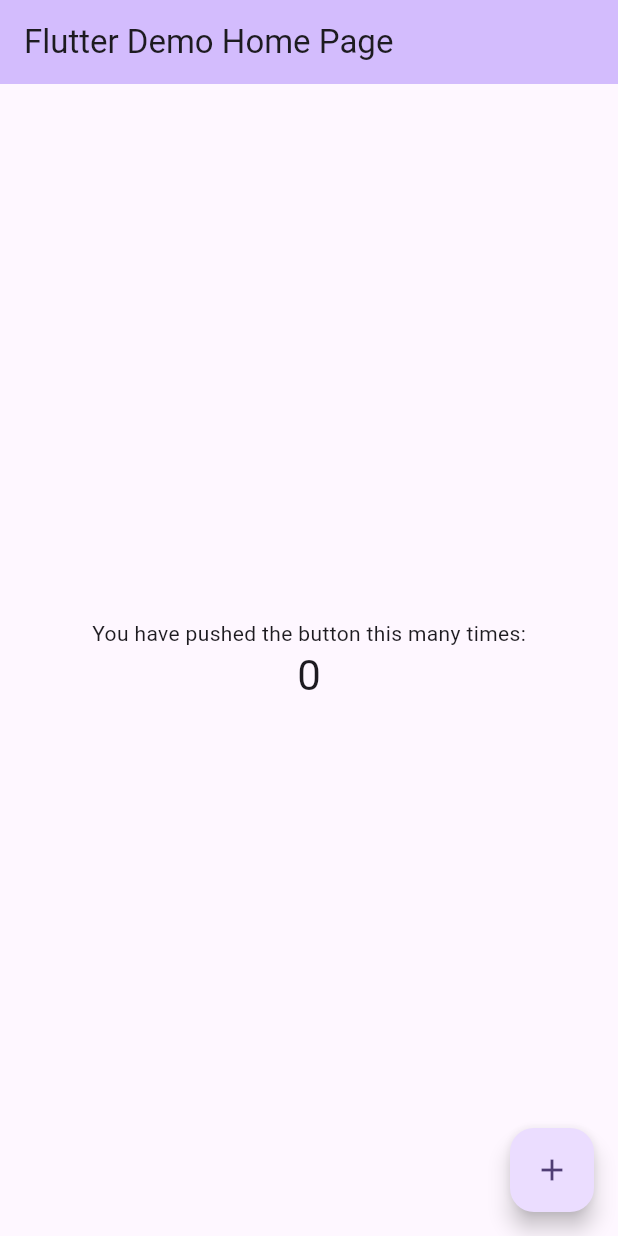
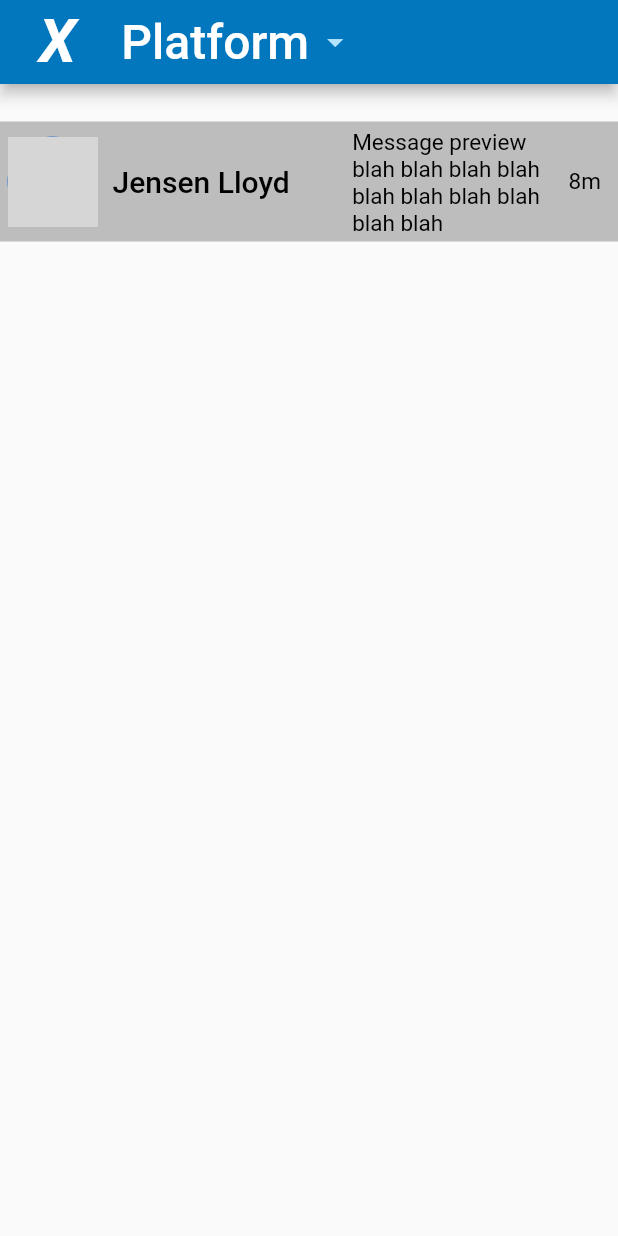
Before and after one commit to jensen-lloyd/X, a Flutter app: the screen it shows after launch, on a phone screen of 412 x 824 dp. Run offline on Flutter 3.47's test engine with Material 2 defaults, Android fonts, the phone set to English and light mode, and no system bars; network calls fail; grey boxes are pictures that could not be loaded.

Commit message:
Started building message menu

```diff
--- a/lib/main.dart
+++ b/lib/main.dart
@@ -1,125 +1,148 @@
 import 'package:flutter/material.dart';
 
-void main() {
-  runApp(const MyApp());
+void main()
+{
+    runApp(MaterialApp(
+            home: Home(),
+            ));
 }
 
-class MyApp extends StatelessWidget {
-  const MyApp({super.key});
 
-  // This widget is the root of your application.
-  @override
-  Widget build(BuildContext context) {
-    return MaterialApp(
-      title: 'Flutter Demo',
-      theme: ThemeData(
-        // This is the theme of your application.
-        //
-        // TRY THIS: Try running your application with "flutter run". You'll see
-        // the application has a blue toolbar. Then, without quitting the app,
-        // try changing the seedColor in the colorScheme below to Colors.green
-        // and then invoke "hot reload" (save your changes or press the "hot
-        // reload" button in a Flutter-supported IDE, or press "r" if you used
-        // the command line to start the app).
-        //
-        // Notice that the counter didn't reset back to zero; the application
-        // state is not lost during the reload. To reset the state, use hot
-        // restart instead.
-        //
-        // This works for code too, not just values: Most code changes can be
-        // tested with just a hot reload.
-        colorScheme: ColorScheme.fromSeed(seedColor: Colors.deepPurple),
-        useMaterial3: true,
-      ),
-      home: const MyHomePage(title: 'Flutter Demo Home Page'),
-    );
-  }
+class Home extends StatelessWidget
+{
+    @override
+    Widget build(BuildContext context)
+    {
+        return Scaffold(
+                appBar: AppBar(
+                    title: Row(
+                        mainAxisAlignment: MainAxisAlignment.start,
+                        children: [
+                            Padding(
+                                padding: EdgeInsets.only(left: 10),
+                                child: Text(
+                                       'X',
+                                       style: TextStyle(
+                                           fontWeight: FontWeight.bold,
+                                           fontStyle: FontStyle.italic,
+                                           fontSize: 40,
+                                           ),
+                                       ),
+                                ),
+
+                            Padding(
+                                padding: EdgeInsets.only(left: 30),
+                                child: Text(
+                                       'Platform',
+                                       style: TextStyle(
+                                           fontSize: 32,
+                                           ),
+                                       ),
+                            ),
+
+
+                            Padding(
+                                padding: EdgeInsets.only(left: 5),
+                                child: Icon(
+                                    Icons.arrow_drop_down,
+                                    size: 25,
+                                    color: Colors.lightBlue[100],
+                                    ),
+                                ),
+                        ],
+                    ),
+
+                    centerTitle: false,
+                    backgroundColor: Colors.lightBlue[800],
+                ),
+
+
+
+
+
+                body: Column(
+
+
+                	  children: [
+                        Container(
+			                //padding: EdgeInsets.fromLTRB(5, 10, 0, 10),
+			                margin: EdgeInsets.fromLTRB(0, 25, 0, 0),
+			                color: Colors.grey[400],
+			                height: 80,
+			                child: Row(
+				                //mainAxisAlignment: MainAxisAlignment.spaceBetween,
+				                children:
+				                [
+				                    //Avatar
+					                Container(
+				                        padding: EdgeInsets.fromLTRB(5, 10, 0, 10),
+						                margin: EdgeInsets.fromLTRB(0, 0, 0, 0),
+						                child: CircleAvatar(
+							                radius: 30,
+							                backgroundImage: Image.network('https://cdn.discordapp.com/avatars/579611812581081089/a2a4147ba689572077ef9ef1ca221cf4.webp?size=128').image,
+				                        ),
+				                    ),
+
+					                //Name
+					                Container(
+				                        padding: EdgeInsets.fromLTRB(10, 10, 0, 10),
+						                margin: EdgeInsets.fromLTRB(0, 0, 0, 0),
+						                width: (MediaQuery.of(context).size.width)*0.4,
+						                child: Text(
+						                    'Jensen Lloyd',
+						                    style: TextStyle(
+						                        fontWeight: FontWeight.w500,
+						                        fontSize: 20,
+						                        color: Colors. black,
+						                    ),
+						                    softWrap: true,
+					                        overflow: TextOverflow.ellipsis,
+					                    ),
+				                    ),
+
+				                    //Message preview
+				                    Container(
+				                        padding: EdgeInsets.fromLTRB(5, 5, 0, 5),
+						                margin: EdgeInsets.fromLTRB(0, 0, 0, 0),
+						                width: (MediaQuery.of(context).size.width)*0.35,
+					                    child: Text(
+					                        'Message preview blah blah blah blah blah blah blah blah blah blah ',
+					                        style: TextStyle(
+					                            fontWeight: FontWeight.w400,
+					                            fontSize: 15,
+					                            color: Colors. black,
+					                        ),
+					                        softWrap: true,
+					                        overflow: TextOverflow.clip,
+					                    ),
+				                    ),
+
+				                    //Message age
+				                    Container(
+				                        padding: EdgeInsets.fromLTRB(5, 0, 0, 0),
+						                margin: EdgeInsets.fromLTRB(0, 0, 5, 0),
+						                child: Text(
+						                    '8m',
+						                    style: TextStyle(
+						                        fontWeight: FontWeight.w400,
+						                        fontSize: 15,
+						                        color: Colors. black,
+						                    ),
+					                    ),
+				                    ),
+
+
+				                ],
+
+
+			                ),
+		                ),
+
+
+		                ],
+                    ),
+
+
+            );
+    }
 }
-
-class MyHomePage extends StatefulWidget {
-  const MyHomePage({super.key, required this.title});
-
-  // This widget is the home page of your application. It is stateful, meaning
-  // that it has a State object (defined below) that contains fields that affect
-  // how it looks.
-
-  // This class is the configuration for the state. It holds the values (in this
-  // case the title) provided by the parent (in this case the App widget) and
-  // used by the build method of the State. Fields in a Widget subclass are
-  // always marked "final".
-
-  final String title;
-
-  @override
-  State<MyHomePage> createState() => _MyHomePageState();
-}
-
-class _MyHomePageState extends State<MyHomePage> {
-  int _counter = 0;
-
-  void _incrementCounter() {
-    setState(() {
-      // This call to setState tells the Flutter framework that something has
-      // changed in this State, which causes it to rerun the build method below
-      // so that the display can reflect the updated values. If we changed
-      // _counter without calling setState(), then the build method would not be
-      // called again, and so nothing would appear to happen.
-      _counter++;
-    });
-  }
-
-  @override
-  Widget build(BuildContext context) {
-    // This method is rerun every time setState is called, for instance as done
-    // by the _incrementCounter method above.
-    //
-    // The Flutter framework has been optimized to make rerunning build methods
-    // fast, so that you can just rebuild anything that needs updating rather
-    // than having to individually change instances of widgets.
-    return Scaffold(
-      appBar: AppBar(
-        // TRY THIS: Try changing the color here to a specific color (to
-        // Colors.amber, perhaps?) and trigger a hot reload to see the AppBar
-        // change color while the other colors stay the same.
-        backgroundColor: Theme.of(context).colorScheme.inversePrimary,
-        // Here we take the value from the MyHomePage object that was created by
-        // the App.build method, and use it to set our appbar title.
-        title: Text(widget.title),
-      ),
-      body: Center(
-        // Center is a layout widget. It takes a single child and positions it
-        // in the middle of the parent.
-        child: Column(
-          // Column is also a layout widget. It takes a list of children and
-          // arranges them vertically. By default, it sizes itself to fit its
-          // children horizontally, and tries to be as tall as its parent.
-          //
-          // Column has various properties to control how it sizes itself and
-          // how it positions its children. Here we use mainAxisAlignment to
-          // center the children vertically; the main axis here is the vertical
-          // axis because Columns are vertical (the cross axis would be
-          // horizontal).
-          //
-          // TRY THIS: Invoke "debug painting" (choose the "Toggle Debug Paint"
-          // action in the IDE, or press "p" in the console), to see the
-          // wireframe for each widget.
-          mainAxisAlignment: MainAxisAlignment.center,
-          children: <Widget>[
-            const Text(
-              'You have pushed the button this many times:',
-            ),
-            Text(
-              '$_counter',
-              style: Theme.of(context).textTheme.headlineMedium,
-            ),
-          ],
-        ),
-      ),
-      floatingActionButton: FloatingActionButton(
-        onPressed: _incrementCounter,
-        tooltip: 'Increment',
-        child: const Icon(Icons.add),
-      ), // This trailing comma makes auto-formatting nicer for build methods.
-    );
-  }
-}
```
